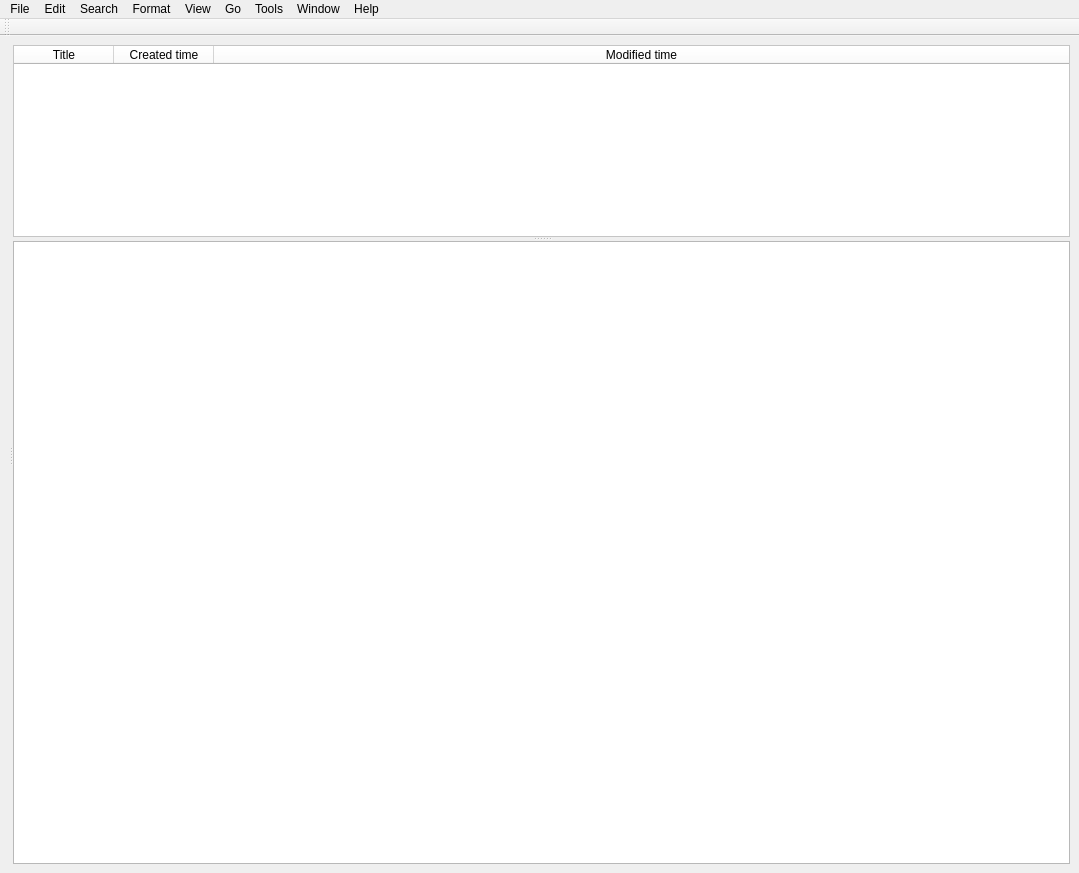
NoOneXXX/pyside6-gui, file gui/ui/pyside6-mainwindow.ui: the form before one commit.
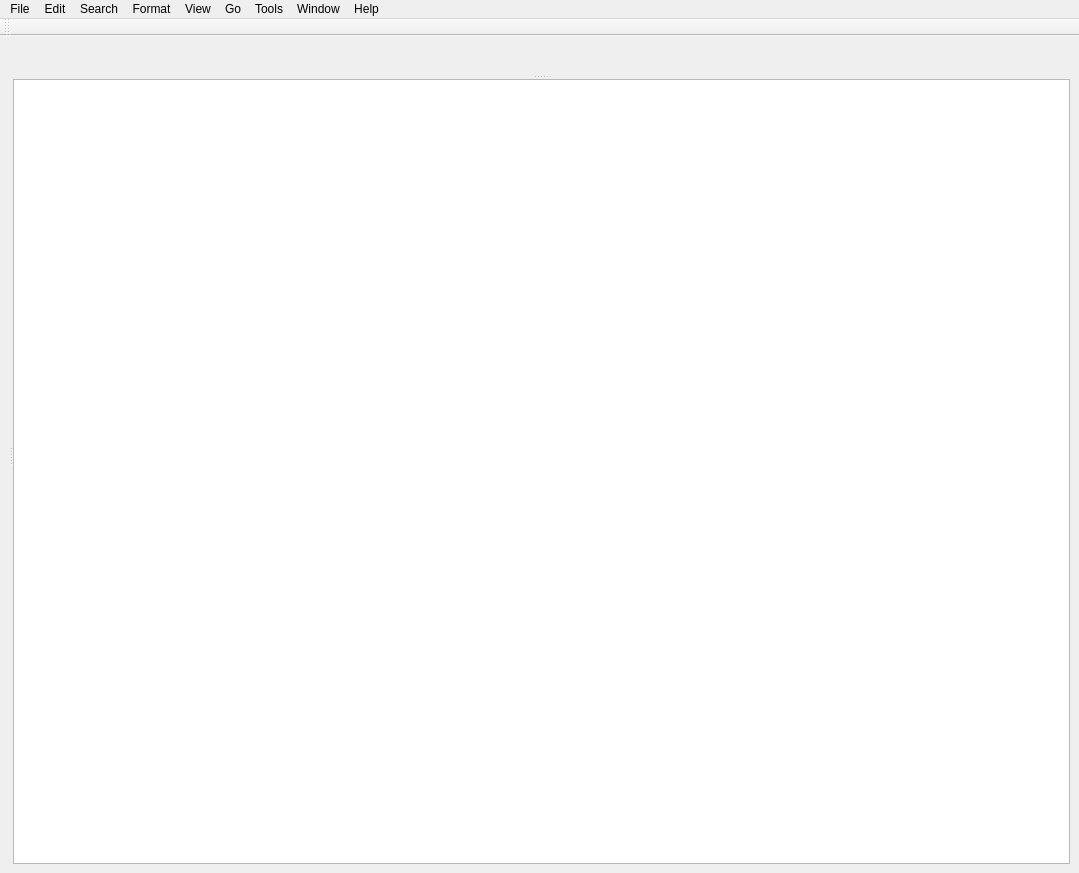
The form after the commit.

Patch:
```diff
--- a/gui/ui/pyside6-mainwindow.ui
+++ b/gui/ui/pyside6-mainwindow.ui
@@ -42,35 +42,16 @@
            <enum>Qt::Vertical</enum>
           </property>
           <!-- Table widget for displaying note titles and timestamps -->
-          <widget class="QTableWidget" name="noteTable">
-           <property name="styleSheet">
-            <string notr="true">background-color: #FFFFFF;</string>
-           </property>
-           <property name="rowCount">
-            <number>0</number>
-           </property>
-           <property name="columnCount">
-            <number>3</number>
-           </property>
-           <attribute name="horizontalHeaderStretchLastSection">
-            <bool>true</bool>
-           </attribute>
-           <column>
-            <property name="text">
-             <string>Title</string>
-            </property>
-           </column>
-           <column>
-            <property name="text">
-             <string>Created time</string>
-            </property>
-           </column>
-           <column>
-            <property name="text">
-             <string>Modified time</string>
-            </property>
-           </column>
-          </widget>
+          <widget class="QWidget" name="noteTreeContainer">
+ <property name="minimumSize">
+  <size>
+   <width>0</width>
+   <height>0</height>
+  </size>
+ </property>
+</widget>
+
+		  
           <!-- Table widget to wrap the note content area -->
           <widget class="QTableWidget" name="noteContentTable">
            <property name="styleSheet">
```
